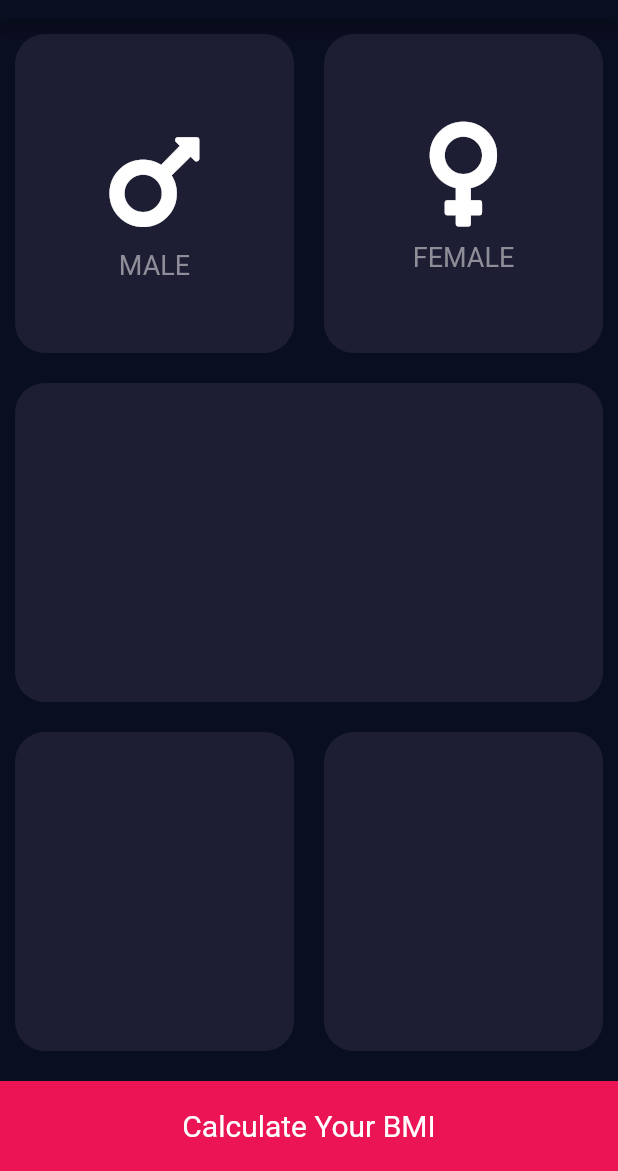
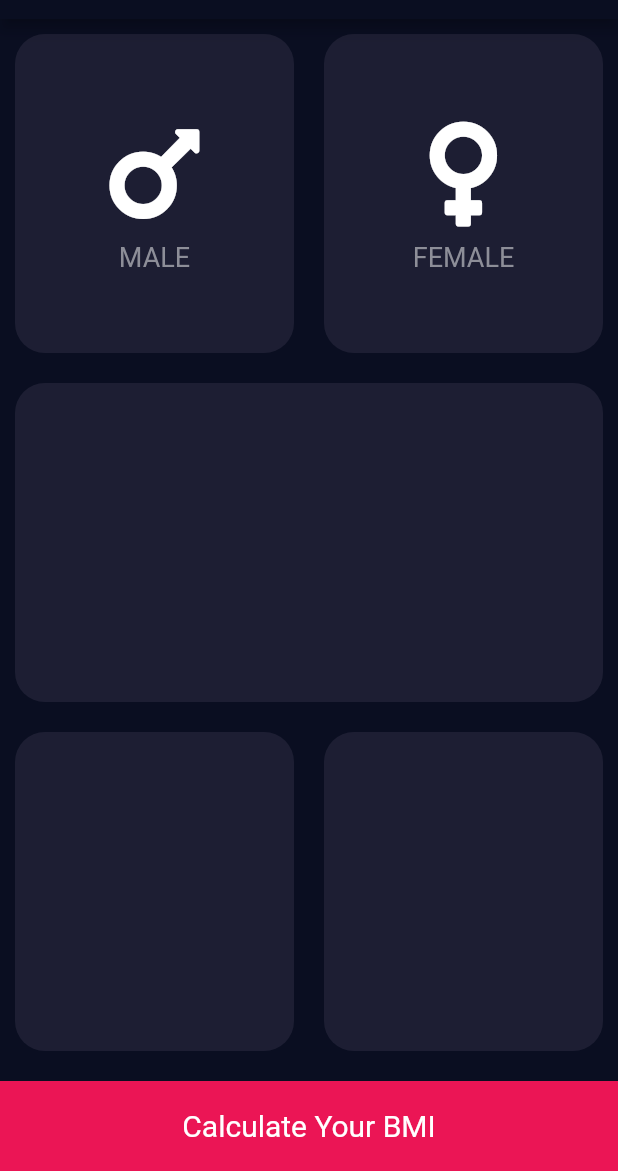
Before and after one commit to zolomohan/bmi-calculator, a Flutter app: the screen it shows after launch, on a phone screen of 412 x 824 dp, the part 65-1236 px from its top. Run offline on Flutter 3.47's test engine with Material 2 defaults, Android fonts, the phone set to English and light mode, and no system bars; our stand-ins replace font_awesome_flutter.

Commit message:
Refactor Gender Icon Content to New Widget

```diff
--- a/lib/main.dart
+++ b/lib/main.dart
@@ -1,5 +1,5 @@
 import 'package:flutter/material.dart';
-import 'package:bmi_calculator/pages/inputPage.dart';
+import 'package:bmi_calculator/pages/InputPage.dart';
 
 void main() => runApp(BMICalculator());
 
--- /dev/null
+++ b/lib/pages/InputPage.dart
@@ -0,0 +1,72 @@
+import 'package:flutter/material.dart';
+import 'package:bmi_calculator/widgets/RoundedCard.dart';
+import 'package:bmi_calculator/widgets/IconLabel.dart';
+import 'package:font_awesome_flutter/font_awesome_flutter.dart';
+
+const cardColor = Color(0xFF1D1E33);
+const calculateButtonColor = Color(0xFFEB1555);
+
+class InputPage extends StatefulWidget {
+  @override
+  _InputPageState createState() => _InputPageState();
+}
+
+class _InputPageState extends State<InputPage> {
+  @override
+  Widget build(BuildContext context) {
+    return Scaffold(
+      appBar: AppBar(
+        title: Center(child: Text('BMI CALCULATOR')),
+      ),
+      body: SafeArea(
+        child: Column(
+          children: <Widget>[
+            Expanded(
+              child: Row(
+                children: <Widget>[
+                  Expanded(
+                    child: RoundedCard(
+                        color: cardColor,
+                        child: IconLabel(
+                          icon: FontAwesomeIcons.mars,
+                          label: 'MALE',
+                        )),
+                  ),
+                  Expanded(
+                    child: RoundedCard(
+                        color: cardColor,
+                        child: IconLabel(
+                          icon: FontAwesomeIcons.venus,
+                          label: 'FEMALE',
+                        )),
+                  ),
+                ],
+              ),
+            ),
+            Expanded(child: RoundedCard(color: cardColor)),
+            Expanded(
+              child: Row(
+                children: <Widget>[
+                  Expanded(child: RoundedCard(color: cardColor)),
+                  Expanded(child: RoundedCard(color: cardColor)),
+                ],
+              ),
+            ),
+            Container(
+              color: calculateButtonColor,
+              width: double.infinity,
+              height: 60.0,
+              margin: EdgeInsets.only(top: 10.0),
+              child: Center(
+                child: Text(
+                  "Calculate Your BMI",
+                  style: TextStyle(fontSize: 20.0),
+                ),
+              ),
+            )
+          ],
+        ),
+      ),
+    );
+  }
+}
--- a/lib/pages/inputPage.dart
+++ /dev/null
@@ -1,102 +0,0 @@
-import 'package:flutter/material.dart';
-import 'package:bmi_calculator/components/RoundedCard.dart';
-import 'package:font_awesome_flutter/font_awesome_flutter.dart';
-
-const cardColor = Color(0xFF1D1E33);
-const calculateButtonColor = Color(0xFFEB1555);
-
-class InputPage extends StatefulWidget {
-  @override
-  _InputPageState createState() => _InputPageState();
-}
-
-class _InputPageState extends State<InputPage> {
-  @override
-  Widget build(BuildContext context) {
-    return Scaffold(
-      appBar: AppBar(
-        title: Center(child: Text('BMI CALCULATOR')),
-      ),
-      body: SafeArea(
-        child: Column(
-          children: <Widget>[
-            Expanded(
-              child: Row(
-                children: <Widget>[
-                  Expanded(
-                    child: RoundedCard(
-                      color: cardColor,
-                      child: Column(
-                        mainAxisAlignment: MainAxisAlignment.center,
-                        children: <Widget>[
-                          Container(
-                            margin: EdgeInsets.only(top: 10.0),
-                            child: FaIcon(
-                              FontAwesomeIcons.mars,
-                              size: 80.0,
-                            ),
-                          ),
-                          SizedBox(
-                            height: 5.0,
-                          ),
-                          Text(
-                            'MALE',
-                            style: TextStyle(
-                                fontSize: 18.0, color: Color(0xFF8D8E98)),
-                          ),
-                        ],
-                      ),
-                    ),
-                  ),
-                  Expanded(
-                    child: RoundedCard(
-                      color: cardColor,
-                      child: Column(
-                        mainAxisAlignment: MainAxisAlignment.center,
-                        children: <Widget>[
-                          FaIcon(
-                            FontAwesomeIcons.venus,
-                            size: 80.0,
-                          ),
-                          SizedBox(
-                            height: 5.0,
-                          ),
-                          Text(
-                            'FEMALE',
-                            style: TextStyle(
-                                fontSize: 18.0, color: Color(0xFF8D8E98)),
-                          ),
-                        ],
-                      ),
-                    ),
-                  ),
-                ],
-              ),
-            ),
-            Expanded(child: RoundedCard(color: cardColor)),
-            Expanded(
-              child: Row(
-                children: <Widget>[
-                  Expanded(child: RoundedCard(color: cardColor)),
-                  Expanded(child: RoundedCard(color: cardColor)),
-                ],
-              ),
-            ),
-            Container(
-              color: calculateButtonColor,
-              width: double.infinity,
-              height: 60.0,
-              margin: EdgeInsets.only(top: 10.0),
-              child: Center(
-                child: Text(
-                  "Calculate Your BMI",
-                  style: TextStyle(fontSize: 20.0),
-                ),
-              ),
-            )
-          ],
-        ),
-      ),
-    );
-  }
-}
--- /dev/null
+++ b/lib/widgets/IconLabel.dart
@@ -0,0 +1,27 @@
+import 'package:flutter/material.dart';
+import 'package:font_awesome_flutter/font_awesome_flutter.dart';
+
+class IconLabel extends StatelessWidget {
+  final IconData icon;
+  final String label;
+
+  IconLabel({@required this.icon, @required this.label}) {}
+
+  @override
+  Widget build(BuildContext context) {
+    return Column(
+      mainAxisAlignment: MainAxisAlignment.center,
+      children: <Widget>[
+        FaIcon(icon, size: 80.0),
+        SizedBox(height: 5.0),
+        Text(
+          label,
+          style: TextStyle(
+            fontSize: 18.0,
+            color: Color(0xFF8D8E98),
+          ),
+        ),
+      ],
+    );
+  }
+}
--- a/lib/components/RoundedCard.dart
+++ b/lib/widgets/RoundedCard.dart
@@ -4,6 +4,7 @@ class RoundedCard extends StatelessWidget {
 
   final Color color;
   final Widget child;
+
   RoundedCard({@required this.color, this.child}){}
 
   @override
```
